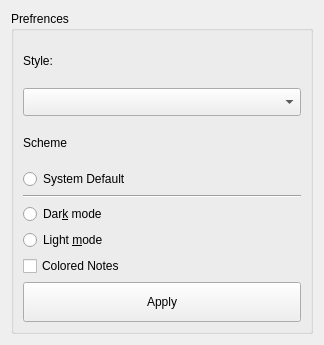
Before: the Qt Designer form Music_Generator/settings.ui in Jared-Gross/Algorhythm, drawn with Qt 5.
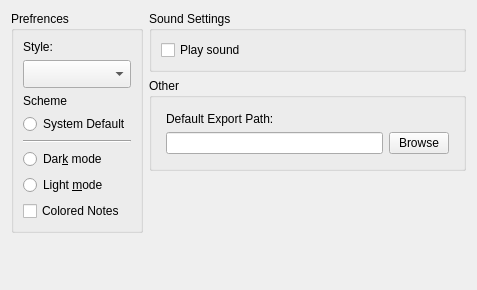
After: the same form once the commit is applied.

```diff
--- a/Music_Generator/settings.ui
+++ b/Music_Generator/settings.ui
@@ -6,14 +6,119 @@
    <rect>
     <x>0</x>
     <y>0</y>
-    <width>324</width>
-    <height>345</height>
+    <width>477</width>
+    <height>290</height>
    </rect>
   </property>
   <property name="windowTitle">
    <string>Settings</string>
   </property>
   <layout class="QGridLayout" name="gridLayout_2">
+   <item row="0" column="1">
+    <layout class="QVBoxLayout" name="verticalLayout_2">
+     <item>
+      <widget class="QGroupBox" name="groupBox_2">
+       <property name="sizePolicy">
+        <sizepolicy hsizetype="Preferred" vsizetype="Minimum">
+         <horstretch>0</horstretch>
+         <verstretch>0</verstretch>
+        </sizepolicy>
+       </property>
+       <property name="title">
+        <string>Sound Settings</string>
+       </property>
+       <layout class="QGridLayout" name="gridLayout_3">
+        <item row="0" column="0">
+         <layout class="QVBoxLayout" name="verticalLayout_3">
+          <item>
+           <widget class="QCheckBox" name="ToggleSoundOn">
+            <property name="text">
+             <string>Play sound</string>
+            </property>
+           </widget>
+          </item>
+         </layout>
+        </item>
+       </layout>
+      </widget>
+     </item>
+     <item>
+      <widget class="QGroupBox" name="groupBox_3">
+       <property name="title">
+        <string>Other</string>
+       </property>
+       <layout class="QGridLayout" name="gridLayout">
+        <item row="0" column="0">
+         <layout class="QVBoxLayout" name="verticalLayout_4">
+          <property name="leftMargin">
+           <number>5</number>
+          </property>
+          <property name="topMargin">
+           <number>5</number>
+          </property>
+          <property name="rightMargin">
+           <number>5</number>
+          </property>
+          <property name="bottomMargin">
+           <number>5</number>
+          </property>
+          <item>
+           <widget class="QLabel" name="label_3">
+            <property name="text">
+             <string>Default Export Path:</string>
+            </property>
+           </widget>
+          </item>
+          <item>
+           <layout class="QHBoxLayout" name="horizontalLayout">
+            <item>
+             <widget class="QLineEdit" name="txtExportPath">
+              <property name="minimumSize">
+               <size>
+                <width>0</width>
+                <height>0</height>
+               </size>
+              </property>
+              <property name="readOnly">
+               <bool>true</bool>
+              </property>
+             </widget>
+            </item>
+            <item>
+             <widget class="QPushButton" name="btnExportPath">
+              <property name="maximumSize">
+               <size>
+                <width>60</width>
+                <height>16777215</height>
+               </size>
+              </property>
+              <property name="text">
+               <string>Browse</string>
+              </property>
+             </widget>
+            </item>
+           </layout>
+          </item>
+         </layout>
+        </item>
+       </layout>
+      </widget>
+     </item>
+     <item>
+      <spacer name="verticalSpacer">
+       <property name="orientation">
+        <enum>Qt::Vertical</enum>
+       </property>
+       <property name="sizeHint" stdset="0">
+        <size>
+         <width>20</width>
+         <height>40</height>
+        </size>
+       </property>
+      </spacer>
+     </item>
+    </layout>
+   </item>
    <item row="0" column="0">
     <widget class="QGroupBox" name="groupBox">
      <property name="title">
@@ -82,28 +187,22 @@
         </item>
        </layout>
       </item>
-      <item row="1" column="0">
-       <widget class="QPushButton" name="btnApply">
-        <property name="sizePolicy">
-         <sizepolicy hsizetype="Minimum" vsizetype="Fixed">
-          <horstretch>0</horstretch>
-          <verstretch>0</verstretch>
-         </sizepolicy>
-        </property>
-        <property name="minimumSize">
-         <size>
-          <width>0</width>
-          <height>40</height>
-         </size>
-        </property>
-        <property name="text">
-         <string>Apply</string>
-        </property>
-       </widget>
-      </item>
      </layout>
     </widget>
    </item>
+   <item row="1" column="0">
+    <spacer name="verticalSpacer_2">
+     <property name="orientation">
+      <enum>Qt::Vertical</enum>
+     </property>
+     <property name="sizeHint" stdset="0">
+      <size>
+       <width>20</width>
+       <height>40</height>
+      </size>
+     </property>
+    </spacer>
+   </item>
   </layout>
  </widget>
  <resources/>
```
